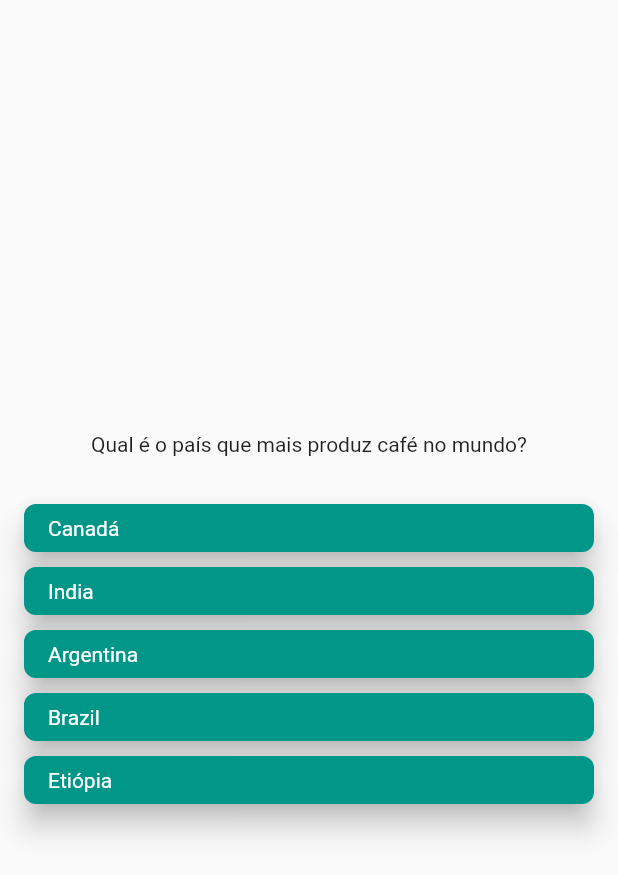
After one commit to KaiqueJuvencio/FIAP, a Flutter app: the screen it shows after launch, after a tap on "Quiz", on a phone screen of 412 x 824 dp. The commit adds this screen. Shown: the top 875 px of the screen. Run offline on Flutter 3.47's test engine with Material 2 defaults, Android fonts, the phone set to English and light mode, and no system bars.

Commit message:
:dart: Criand QUIZ

```diff
--- a/mobile-development/flutter-class/lib/main.dart
+++ b/mobile-development/flutter-class/lib/main.dart
@@ -1,6 +1,8 @@
 import 'package:flutter/material.dart';
 import 'package:flutter_class/screens/menu_screen.dart';
 import 'package:flutter_class/screens/personal_card_screen.dart';
+import 'package:flutter_class/screens/quiz/quiz_screen.dart';
+import 'package:flutter_class/screens/quiz_finished.dart';
 import 'package:flutter_class/screens/random_dice.dart';
 
 void main() {
@@ -27,6 +29,8 @@ class MyApp extends StatelessWidget {
         RandomDice.id : (context) => RandomDice(
           arguments: ModalRoute.of(context)?.settings.arguments as RandomDiceArguments,
         ),
+        QuizScreen.id: (context) => const QuizScreen(),
+        FinishedQuizScreen.id: (context) => FinishedQuizScreen(arguments: ModalRoute.of(context)?.settings.arguments as QuizFinishedArguments,)
       },
     );
   }
--- a/mobile-development/flutter-class/lib/screens/menu_screen.dart
+++ b/mobile-development/flutter-class/lib/screens/menu_screen.dart
@@ -1,5 +1,6 @@
 import 'package:flutter/material.dart';
 import 'package:flutter_class/screens/personal_card_screen.dart';
+import 'package:flutter_class/screens/quiz/quiz_screen.dart';
 import 'package:flutter_class/screens/random_dice.dart';
 import 'package:flutter_class/widget/rounde_button.dart';
 
@@ -46,6 +47,17 @@ class MenuScreen extends StatelessWidget {
                           email: 'kaiquejuvencio@hotmail.com')
                   );
                 },
+              ),
+              const SizedBox(height: 16,),
+              RoundedButton(
+                icon: Icons.person,
+                text: 'Quiz',
+                onTap: () {
+                  Navigator.pushNamed(
+                      context,
+                      QuizScreen.id,
+                  );
+                },
               )
             ],
           ),
--- /dev/null
+++ b/mobile-development/flutter-class/lib/screens/quiz/components/question_answer.dart
@@ -0,0 +1,6 @@
+import 'package:flutter/material.dart';
+
+// class QuestionAnswer extends StatelessWidget{
+//   final String text;
+//   final VoidCallback onPressed;
+// }
--- /dev/null
+++ b/mobile-development/flutter-class/lib/screens/quiz/components/question_button.dart
@@ -0,0 +1,33 @@
+import 'package:flutter/material.dart';
+
+class QuestionButton extends StatelessWidget{
+  const QuestionButton({
+    Key? key,
+    required this.text,
+    required this.onPressed,
+}) : super(key: key);
+
+  final String text;
+  final VoidCallback onPressed;
+
+  @override
+  Widget build(BuildContext context){
+    return InkWell(
+      onTap: onPressed,
+      child: Material(
+        color: Colors.teal,
+        elevation: 8,
+        borderRadius: BorderRadius.circular(8),
+        child: Padding(
+          padding: const EdgeInsets.symmetric(vertical: 8, horizontal: 16),
+          child: Text(
+            text,
+            style: const TextStyle(
+              color: Colors.white
+            ),
+          ),
+        ),
+      ),
+    );
+  }
+}
--- /dev/null
+++ b/mobile-development/flutter-class/lib/screens/quiz/model/question_model.dart
@@ -0,0 +1,11 @@
+class QuestionModel {
+  QuestionModel({
+    required this.question,
+    required this.options,
+    required this.answer,
+});
+
+  String question;
+  List<String> options;
+  int answer;
+}
--- /dev/null
+++ b/mobile-development/flutter-class/lib/screens/quiz/quiz_screen.dart
@@ -0,0 +1,100 @@
+import 'package:flutter/material.dart';
+import 'package:flutter_class/screens/quiz/components/question_answer.dart';
+import 'package:flutter_class/screens/quiz/components/question_button.dart';
+import 'package:flutter_class/screens/quiz/model/question_model.dart';
+import 'package:flutter_class/screens/quiz_finished.dart';
+
+
+class QuizScreen extends StatefulWidget {
+  static const String id = 'quiz';
+
+  const QuizScreen({Key? key}) : super(key: key);
+
+  @override
+  State<QuizScreen> createState() => _QuizScreenState();
+}
+
+class _QuizScreenState extends State<QuizScreen> {
+  List<QuestionModel> questions = [];
+  int questionIndex = 0;
+  int score = 0;
+
+  @override
+  void initState(){
+    super.initState();
+    questions = loadQuestion();
+  }
+
+  List<QuestionModel> loadQuestion(){
+    return [
+      QuestionModel(question: "Qual é o país que mais produz café no mundo?", options: ["Canadá", "India", "Argentina", "Brazil", "Etiópia"], answer: 3)
+    ];
+  }
+
+  @override
+  Widget build(BuildContext context) {
+    final currentQuestion = questions[questionIndex];
+
+    return Scaffold(
+      body: SafeArea(
+        child: Padding(
+          padding: const EdgeInsets.all(16),
+          child: Column(
+            mainAxisAlignment: MainAxisAlignment.center,
+            children: [
+              Text(currentQuestion.question),
+              const SizedBox(height: 32),
+              ListView.separated(
+                itemCount: currentQuestion.options.length,
+                shrinkWrap: true,
+                separatorBuilder: (context, index) =>
+                  const SizedBox(height: 10),
+                itemBuilder: (context, index){
+                  return QuestionButton(
+                      text: currentQuestion.options[index],
+                      onPressed: (){
+                        onOptionPressed(index);
+                      },
+                  );
+                },
+              )
+            ],
+          ),
+        ),
+      ),
+    );
+  }
+
+  void onOptionPressed(int selectedOption){
+    final currentQuestion = questions[questionIndex];
+
+    if(selectedOption == currentQuestion.answer){
+      score++;
+    }
+
+    goToNextQuestion();
+  }
+
+  void goToNextQuestion(){
+    if(questionIndex == questions.length-1){
+      Navigator.pushReplacementNamed(
+          context,
+          FinishedQuizScreen.id,
+          arguments: QuizFinishedArguments(score: score,
+          ),
+      );
+    }else{
+      setState((){
+        questionIndex++;
+      });
+    }
+  }
+
+  // void onSelectedAnswer(int index){
+  //   final currentQuestion = questions[questionIndex];
+  //   if(currentQuestion.correctAnswerIndex == index){
+  //     score ++;
+  //   }
+  //
+  // }
+}
```
Also changed, not shown: mobile-development/flutter-class/lib/screens/quiz_finished.dart (added, +29 -0 lines).
